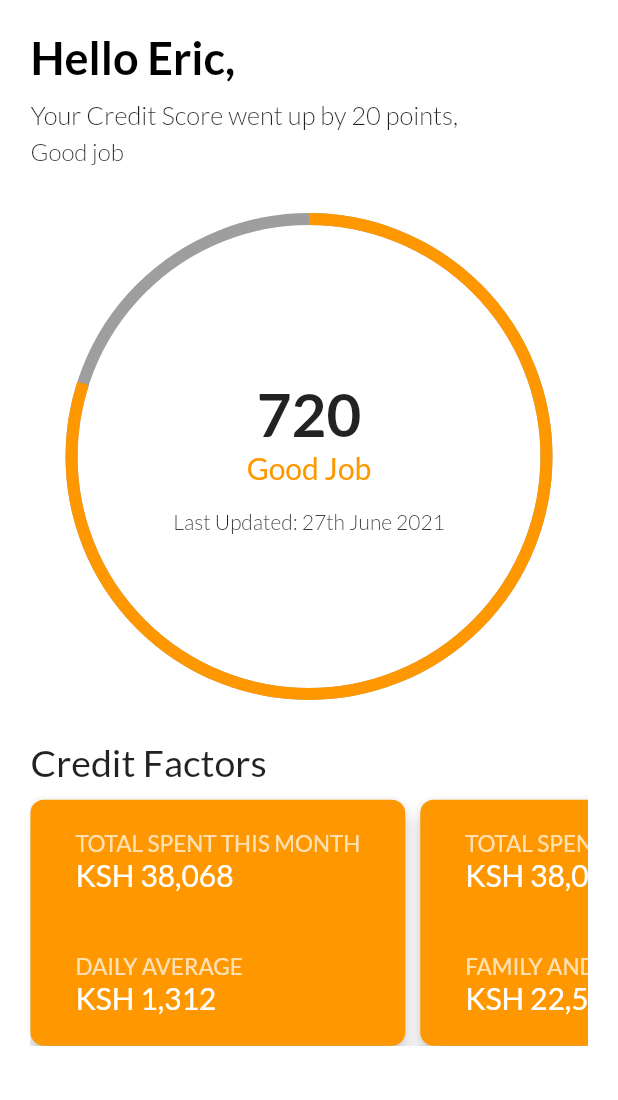
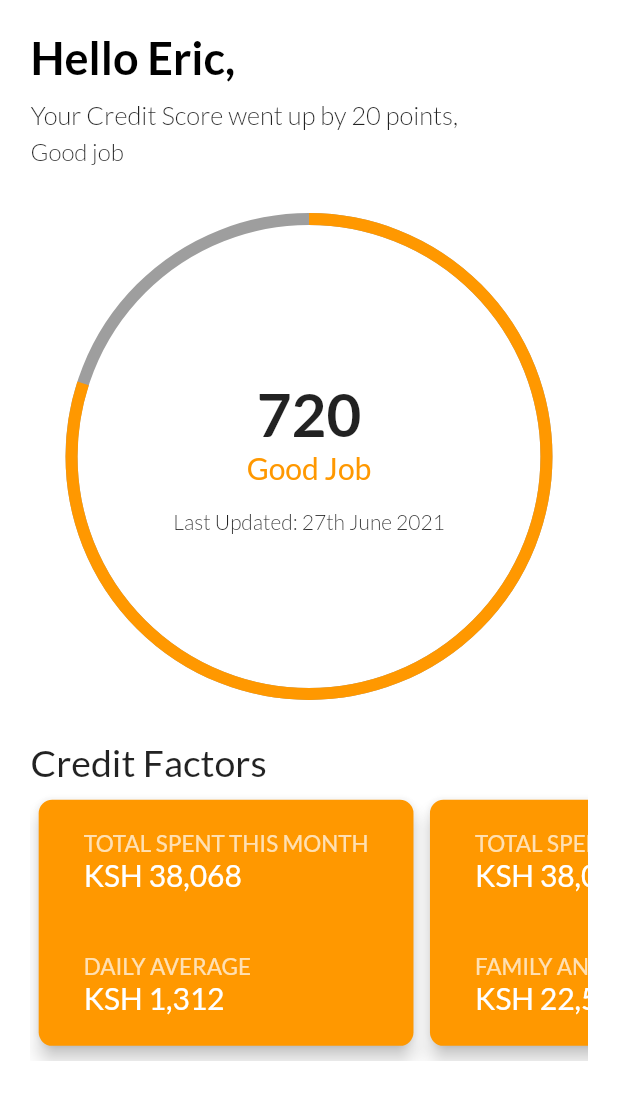
Before and after one commit to CarltonK/kweli-score, a Flutter app: the SimbaDash screen opened directly, on a phone screen of 412 x 824 dp. Shown: the top 1100 px of the screen. Run offline on Flutter 3.47's test engine with Material 2 defaults, Android fonts, the phone set to English and light mode, and no system bars; our stand-ins replace animated_bottom_navigation_bar, firebase_analytics, firebase_core, firebase_crashlytics, firebase_messaging, flutter_spinkit and 4 more; accounts and stored records are empty.

Commit message:
KS-44 #comment use proportional dimensions

```diff
--- a/lib/screens/home/screens/dashboard/simba_screen.dart
+++ b/lib/screens/home/screens/dashboard/simba_screen.dart
@@ -45,7 +45,10 @@ class SimbaDash extends StatelessWidget {
                       borderRadius: BorderRadius.circular(9),
                     ),
                     elevation: 5,
-                    margin: const EdgeInsets.only(top: 10, right: 10),
+                    margin: EdgeInsets.symmetric(
+                      vertical: getProportionateScreenHeight(10),
+                      horizontal: getProportionateScreenWidth(5),
+                    ),
                     color: Palette.ksmartPrimary,
                     child: Container(
                       padding: const EdgeInsets.symmetric(
@@ -99,7 +102,10 @@ class SimbaDash extends StatelessWidget {
                       borderRadius: BorderRadius.circular(9),
                     ),
                     elevation: 5,
-                    margin: const EdgeInsets.only(top: 10, right: 10),
+                    margin: EdgeInsets.symmetric(
+                      vertical: getProportionateScreenHeight(10),
+                      horizontal: getProportionateScreenWidth(5),
+                    ),
                     color: Palette.ksmartPrimary,
                     child: Container(
                       padding: const EdgeInsets.symmetric(
```
